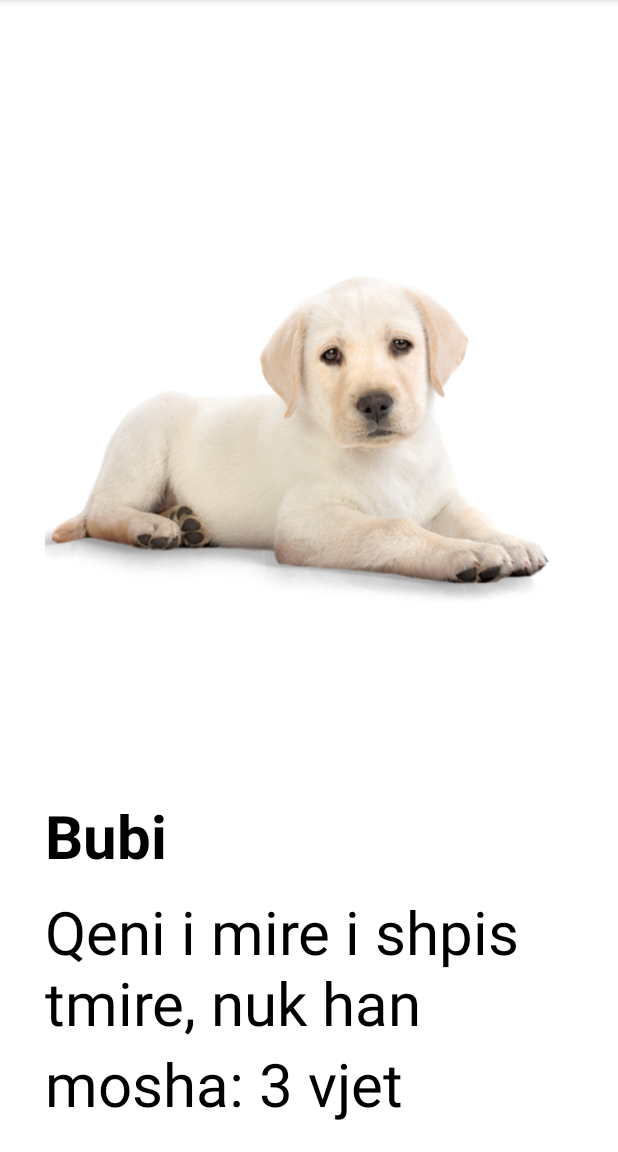
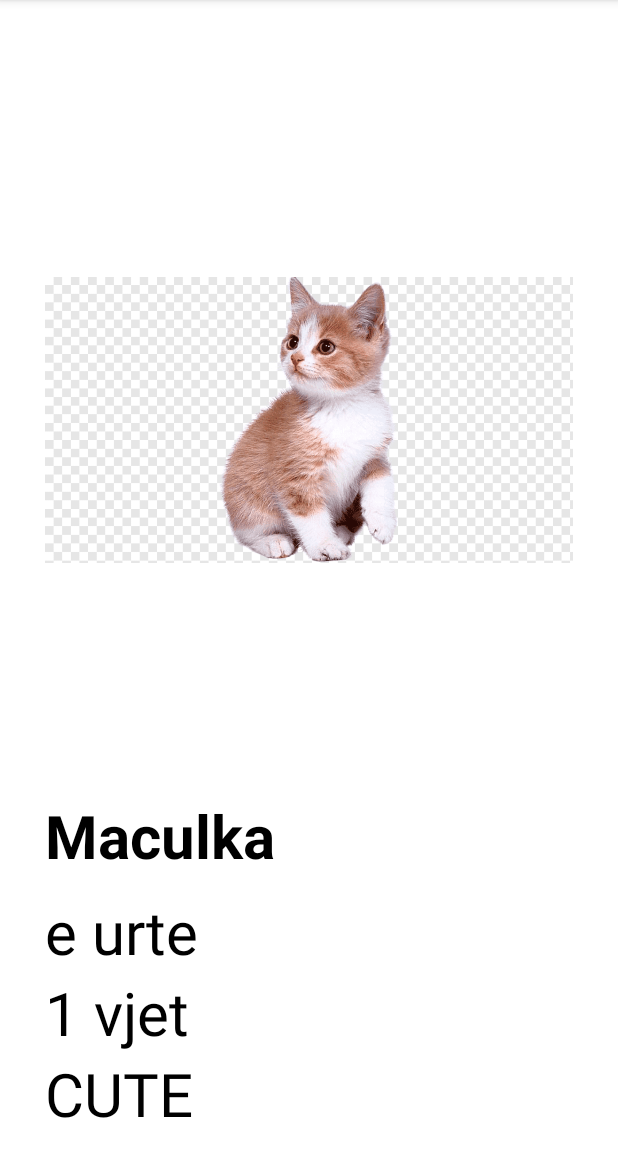
Before and after one commit to arlindiDev/cactussmobile, an Android app: the screen it shows after launch (MainActivity), on a phone screen of 412 x 824 dp, the part 84-1236 px from its top. Run offline under Robolectric (Android 15) with nearby library versions, the phone set to English and light mode, and no system bars.

Commit message:
cat is cute

```diff
--- a/app/src/main/java/com/mojo/myapplication/MainActivity.kt
+++ b/app/src/main/java/com/mojo/myapplication/MainActivity.kt
@@ -1,8 +1,10 @@
 package com.mojo.myapplication
 
 import android.os.Bundle
+import android.view.View
 import android.widget.ImageView
 import android.widget.TextView
+import androidx.annotation.DrawableRes
 import androidx.appcompat.app.AppCompatActivity
 import androidx.appcompat.widget.LinearLayoutCompat
 
@@ -17,31 +19,57 @@ class MainActivity : AppCompatActivity() {
         content = findViewById(R.id.content)
 
         val animals = listOf(
+            Cat("Maculka", R.drawable.cat, "e urte", "1 vjet", true),
             Dog("Bubi", R.drawable.dog, "qen i mir", "3 vet"),
             Dog("Reksi", R.drawable.dog1, "qen i mir", "4 vet"),
             Dog("Sharri", R.drawable.dog2, "qen i mir", "1 vet"),
+            Cat("Maca", R.drawable.cat, "e urte", "1 vjet", false),
             Dog("Haski", R.drawable.dog3, "qen i mir", "2 muj"),
             Dog("Meksi", R.drawable.dog4, "qen i mir", "3 vet"),
             Dog("Lacy", R.drawable.dog5, "qen i mir", "1 vet"),
         )
 
-        for(animal in animals) {
-            val animalItem = layoutInflater.inflate(R.layout.animal_item, null)
+        for (animal in animals) {
+            val animalItem: View = layoutInflater.inflate(R.layout.animal_item, null)
 
             val animalNameText = animalItem.findViewById<TextView>(R.id.animalNameText)
             val animalImage = animalItem.findViewById<ImageView>(R.id.animalImage)
+            val animalDescription = animalItem.findViewById<TextView>(R.id.descriptionText)
+            val ageText = animalItem.findViewById<TextView>(R.id.ageText)
+            val cuteText = animalItem.findViewById<TextView>(R.id.cuteText)
 
             animalNameText.text = animal.name
             animalImage.setImageResource(animal.image)
+            animalDescription.text = animal.description
+            ageText.text = animal.age
+
+            if(animal is Cat && animal.isCute) {
+                cuteText.visibility = View.VISIBLE
+            }
 
             content.addView(animalItem)
         }
     }
 }
 
-data class Dog(
+open class Animal(
     val name: String,
-    val image: Int,
+    @DrawableRes val image: Int,
     val description: String,
     val age: String,
 )
+
+class Dog(
+    name: String,
+    image: Int,
+    description: String,
+    age: String,
+) : Animal(name, image, description, age)
+
+class Cat(
+    name: String,
+    image: Int,
+    description: String,
+    age: String,
+    val isCute: Boolean
+) : Animal(name, image, description, age)
--- a/app/src/main/res/layout/animal_item.xml
+++ b/app/src/main/res/layout/animal_item.xml
@@ -36,4 +36,13 @@
         android:textColor="#000"
         android:textSize="40sp" />
 
+    <TextView
+        android:id="@+id/cuteText"
+        android:layout_width="match_parent"
+        android:layout_height="wrap_content"
+        android:text="CUTE"
+        android:visibility="gone"
+        android:textColor="#000"
+        android:textSize="40sp" />
+
 </androidx.appcompat.widget.LinearLayoutCompat>
```
Also changed, not shown: app/src/main/res/drawable/cat.png (added), app/src/main/res/drawable/cat1.jpeg (added).
